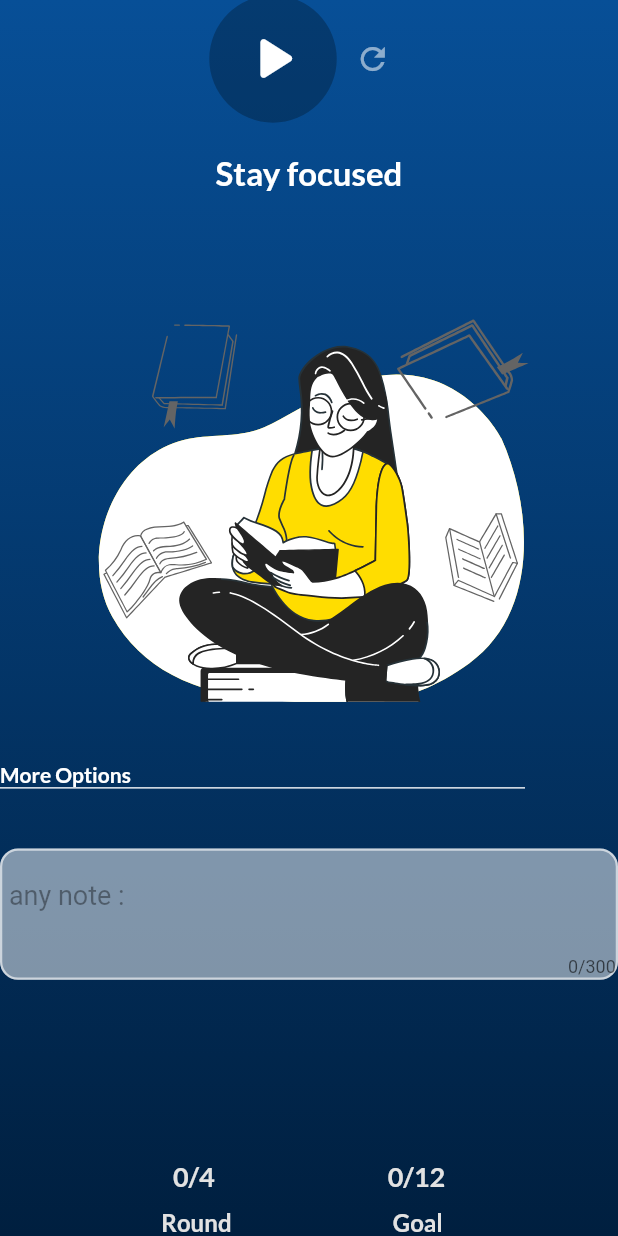
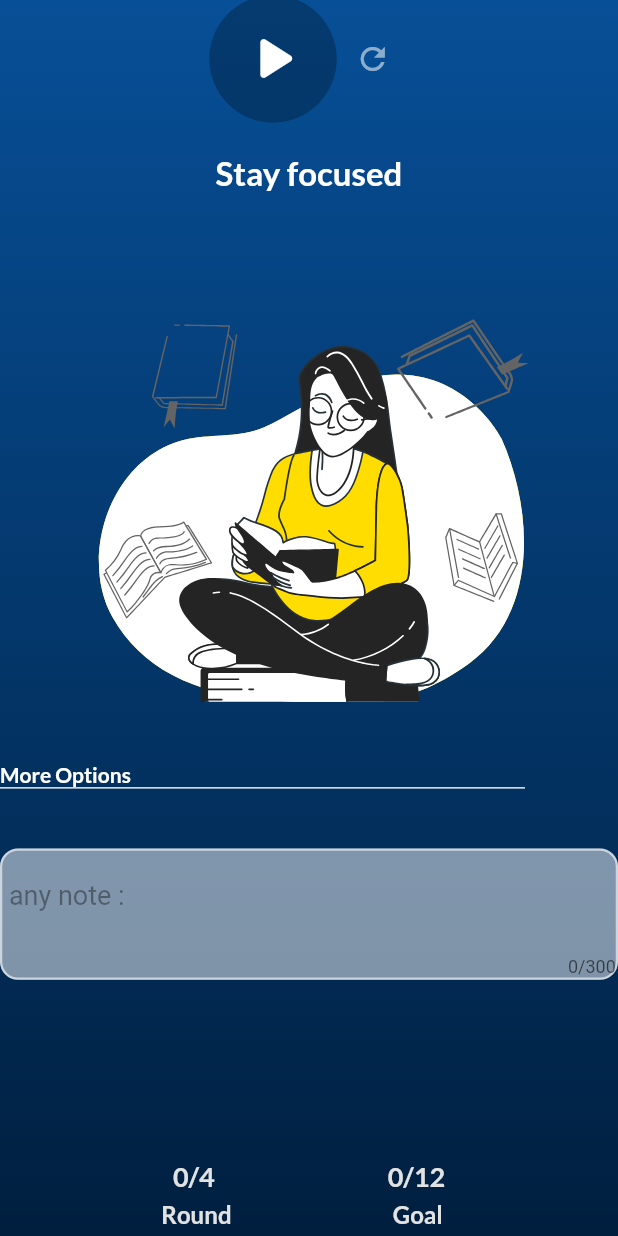
Before and after one commit to radG1t/pomodox, a Flutter app: the screen it shows after launch, scrolled down 275 dp, on a phone screen of 412 x 824 dp. Run offline on Flutter 3.47's test engine with Material 2 defaults, Android fonts, the phone set to English and light mode, and no system bars; our stand-ins replace google_fonts, lottie.

Commit message:
ui updates

```diff
--- a/lib/PomodoroScreen.dart
+++ b/lib/PomodoroScreen.dart
@@ -2,7 +2,6 @@ import 'package:flutter/material.dart';
 import 'package:pomodox/timerservice.dart';
 import 'package:pomodox/utils.dart';
 import 'package:pomodox/widgets/animation.dart';
-import 'package:pomodox/widgets/magicCubes.dart';
 import 'package:pomodox/widgets/moreOptions.dart';
 import 'package:pomodox/widgets/notebox.dart';
 import 'package:pomodox/widgets/progresswidget.dart';
@@ -81,7 +80,7 @@ class PomodoroScreen extends StatelessWidget {
                 ),
                 const ProgressWidget(),
                 const SizedBox(
-                  height: 50,
+                  height: 5,
                 ),
               ],
             ),
--- a/lib/widgets/progresswidget.dart
+++ b/lib/widgets/progresswidget.dart
@@ -21,13 +21,13 @@ class ProgressWidget extends StatelessWidget {
             ),
             Text(
               '${provider.goal}/12',
-              style: textStyle(
-                  18, Color.fromARGB(255, 226, 226, 226), FontWeight.bold),
+              style: textStyle(18, const Color.fromARGB(255, 226, 226, 226),
+                  FontWeight.bold),
             ),
           ],
         ),
         const SizedBox(
-          height: 10,
+          height: 5,
         ),
         Row(
           mainAxisAlignment: MainAxisAlignment.spaceEvenly,
```
